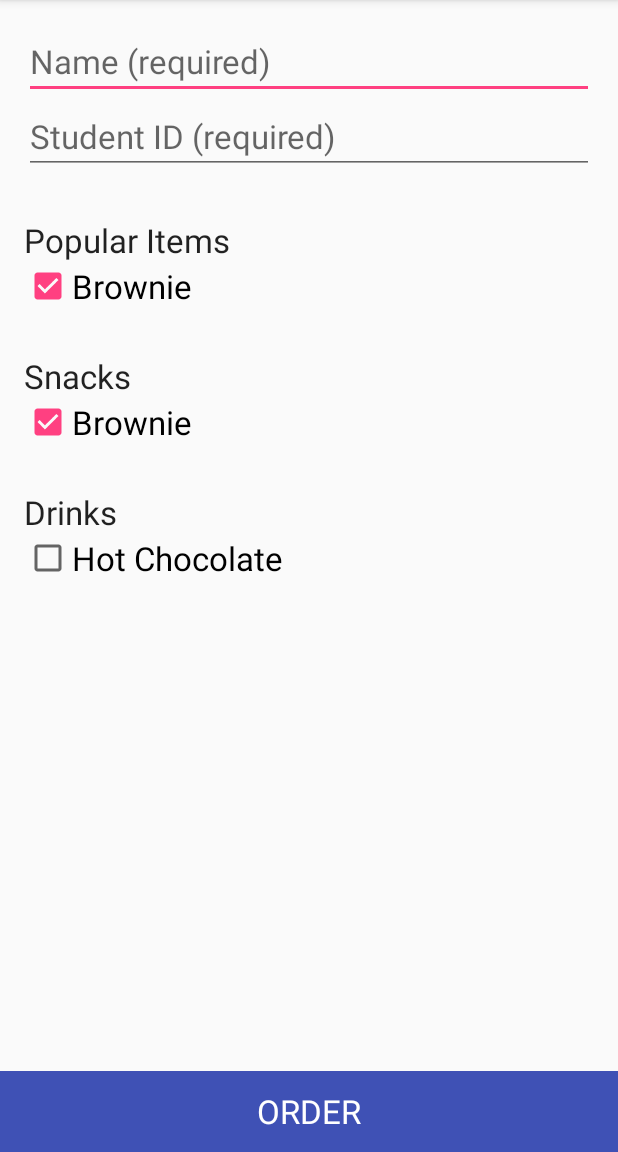
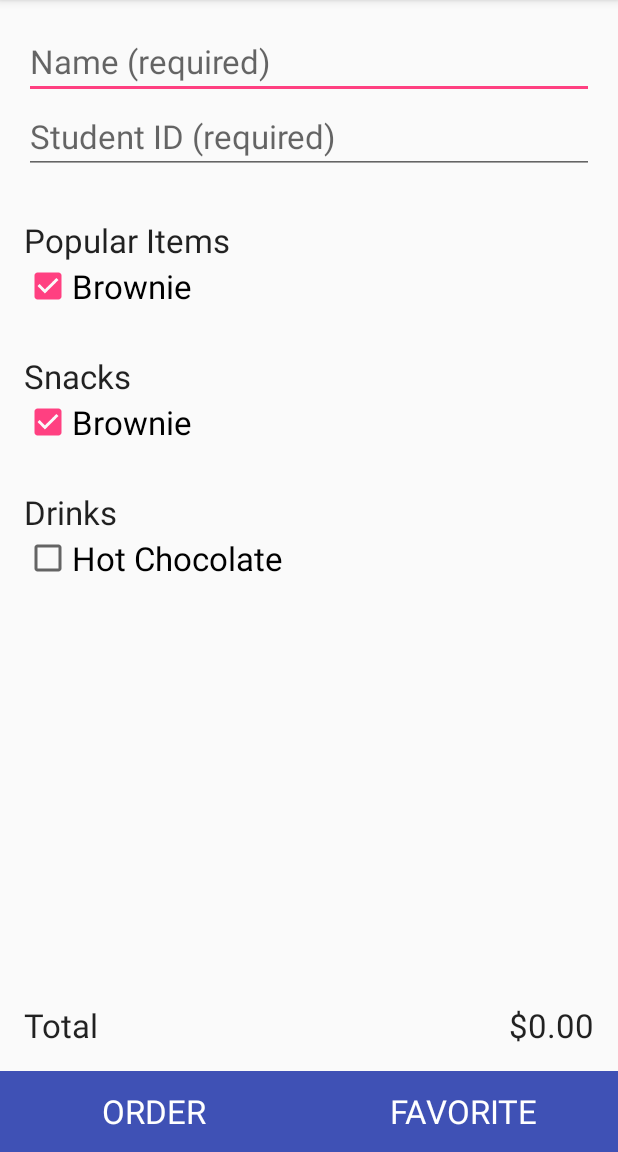
Before and after one commit to APcorp/kokopelli, an Android app: the MainActivity screen opened directly, with no data from a screen before it, after a tap on "Brownie", on a phone screen of 412 x 824 dp, the part 84-1236 px from its top. Run offline under Robolectric (Android 15) with nearby library versions, the phone set to English and light mode, and no system bars.

Commit message:
Dang, I changed some stuff. Added some total stuff. Basically did more UI stuff. Gah

```diff
--- a/app/src/main/java/comapcorp/github/kokopelliorderform/MainActivity.java
+++ b/app/src/main/java/comapcorp/github/kokopelliorderform/MainActivity.java
@@ -1,5 +1,6 @@
 package comapcorp.github.kokopelliorderform;
 
+import android.content.Intent;
 import android.support.v7.app.AppCompatActivity;
 import android.os.Bundle;
 import android.text.Editable;
@@ -16,29 +17,30 @@ import java.util.Map;
 
 public class MainActivity extends AppCompatActivity {
 
-    boolean nameEntered;
-    boolean idEntered;
-    boolean itemSelected;
+    String name;
+    String id;
     EditText etxtName;
     EditText etxtId;
     Button btnOrder;
     HashMap<String, Integer> cart;
+    HashMap<String, Double> prices;
+    int totalPrice;
 
     @Override
     protected void onCreate(Bundle savedInstanceState) {
         super.onCreate(savedInstanceState);
         setContentView(R.layout.activity_main);
 
-        nameEntered = false;
-        idEntered = false;
-        itemSelected = false;
+        name = "";
+        id = "";
         btnOrder = (Button) findViewById(R.id.btnOrder);
         etxtName = (EditText) findViewById(R.id.etxtName);
         etxtId = (EditText) findViewById(R.id.etxtId);
 
         cart = new HashMap<String, Integer>();
+        prices = new HashMap<String, Double>();
 
-        btnOrder.setEnabled(false);
+        prices.put("Brownie", 0.75);
 
         etxtName.addTextChangedListener(new TextWatcher() {
             @Override
@@ -48,7 +50,7 @@ public class MainActivity extends AppCompatActivity {
 
             @Override
             public void onTextChanged(CharSequence s, int start, int before, int count) {
-                nameEntered = !etxtName.getText().toString().equals("");
+                name = etxtName.getText().toString();
                 enableButton();
             }
 
@@ -66,7 +68,7 @@ public class MainActivity extends AppCompatActivity {
 
             @Override
             public void onTextChanged(CharSequence s, int start, int before, int count) {
-                idEntered = !etxtName.getText().toString().equals("");
+                id = etxtName.getText().toString();
                 enableButton();
             }
 
@@ -79,10 +81,10 @@ public class MainActivity extends AppCompatActivity {
     }
 
     private void enableButton() {
-        if (nameEntered && idEntered && itemSelected)
-            btnOrder.setEnabled(true);
-        else
-            btnOrder.setEnabled(false);
+        boolean readyForCheckout = !name.equals("") && !id.equals("") && cart.size() != 0;
+
+        btnOrder.setEnabled(readyForCheckout);
+        btnOrder.setClickable(readyForCheckout);
     }
 
     public void checkBoxClicked(View v) {
@@ -110,6 +112,11 @@ public class MainActivity extends AppCompatActivity {
             if (cart.containsKey(cbx.getText().toString()))
                 cart.remove(cbx.getText().toString());
         }
+
+        enableButton();
     }
 
+    public void goToCheckout(View v) {
+        startActivity(new Intent(getApplicationContext(), FinalActivity.class));
+    }
 }
--- a/app/src/main/res/layout/activity_main.xml
+++ b/app/src/main/res/layout/activity_main.xml
@@ -112,6 +112,7 @@
                     android:id="@+id/cbxHotChocolate"
                     android:layout_width="wrap_content"
                     android:layout_height="wrap_content"
+                    android:onClick="checkBoxClicked"
                     android:text="@string/cbx_hot_chocolate_text"
                     android:textAppearance="?android:textAppearanceLarge" />
 
@@ -121,15 +122,59 @@
         </LinearLayout>
     </ScrollView>
 
+    <LinearLayout
+        android:layout_width="match_parent"
+        android:layout_height="wrap_content"
+        android:gravity="center_vertical"
+        android:padding="16dp">
+
+        <TextView
+            android:layout_width="0dp"
+            android:layout_height="wrap_content"
+            android:layout_weight="1"
+            android:text="@string/txt_total_text"
+            android:textAppearance="?android:textAppearanceLarge" />
+
+        <TextView
+            android:layout_width="wrap_content"
+            android:layout_height="wrap_content"
+            android:text="$0.00"
+            android:textAppearance="?android:textAppearanceLarge" />
+    </LinearLayout>
+
+    <LinearLayout
+        android:layout_width="match_parent"
+        android:layout_height="wrap_content">
+
         <Button
             android:id="@+id/btnOrder"
             style="?android:buttonBarButtonStyle"
-        android:layout_width="match_parent"
+            android:layout_width="0dp"
             android:layout_height="wrap_content"
             android:layout_gravity="center"
+            android:layout_weight="1"
             android:background="@color/colorPrimary"
+            android:clickable="false"
             android:enabled="false"
+            android:onClick="goToCheckout"
             android:text="@string/btn_order_text"
             android:textAppearance="?android:textAppearanceLarge"
             android:textColor="@android:color/white" />
+
+        <Button
+            android:id="@+id/btnFavOrder"
+            style="?android:buttonBarButtonStyle"
+            android:layout_width="0dp"
+            android:layout_height="wrap_content"
+            android:layout_gravity="center"
+            android:layout_weight="1"
+            android:background="@color/colorPrimary"
+            android:clickable="false"
+            android:enabled="false"
+            android:onClick="goToCheckout"
+            android:text="@string/btn_favorite_order_text"
+            android:textAppearance="?android:textAppearanceLarge"
+            android:textColor="@android:color/white" />
     </LinearLayout>
+
+</LinearLayout>
--- a/app/src/main/res/layout/activity_welcome_screen.xml
+++ b/app/src/main/res/layout/activity_welcome_screen.xml
@@ -25,7 +25,7 @@
             android:layout_width="wrap_content"
             android:layout_height="wrap_content"
             android:text="@string/welcome_subtitle"
-            android:textSize="30sp" />
+            android:textAppearance="?android:textAppearanceLarge" />
     </LinearLayout>
 
 
--- a/app/src/main/res/values/strings.xml
+++ b/app/src/main/res/values/strings.xml
@@ -12,4 +12,6 @@
     <string name="btn_order_text">ORDER</string>
     <string name="cbx_brownie_text">Brownie</string>
     <string name="cbx_hot_chocolate_text">Hot Chocolate</string>
+    <string name="btn_favorite_order_text">FAVORITE</string>
+    <string name="txt_total_text">Total</string>
 </resources>
```
Also changed, not shown: app/src/main/AndroidManifest.xml (+5 -4 lines), app/src/main/java/comapcorp/github/kokopelliorderform/FinalActivity.java (added, +13 -0 lines), app/src/main/res/layout/activity_final.xml (added, +12 -0 lines). Lines whose indentation alone changed are shown as unchanged.
